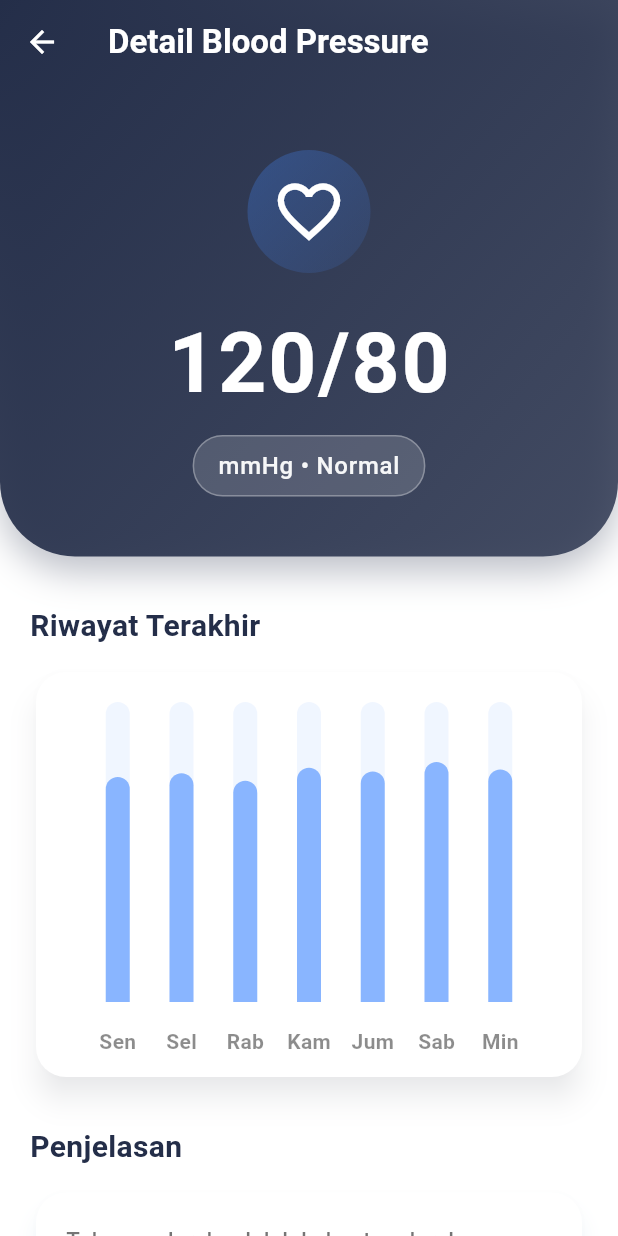
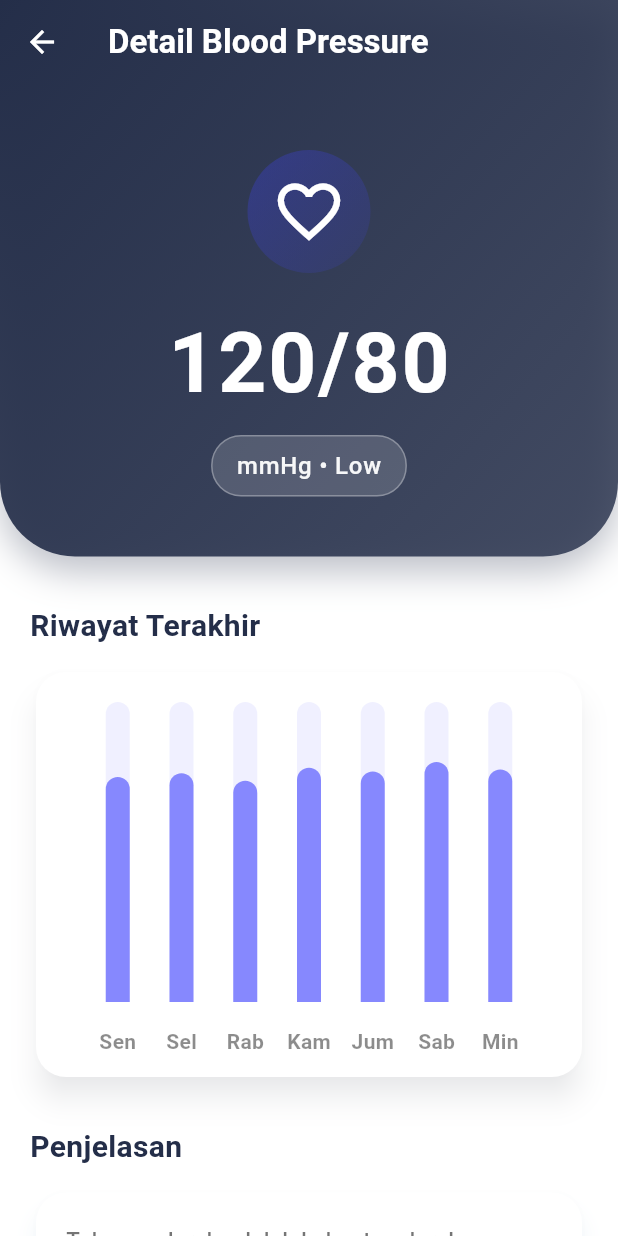
Before and after one commit to FarhanTZ/Skripsi-frontend, a Flutter app: the HomePage screen opened directly, item 2 of the bottom bar chosen, after a tap on "Blood Pressure", on a phone screen of 412 x 824 dp. Run offline on Flutter 3.47's test engine with Material 3 defaults, Android fonts, the phone set to English and light mode, and no system bars; drawn by our look-alikes of fl_chart; our stand-ins replace bloc, curved_navigation_bar, dartz, equatable, flutter_bloc, flutter_svg and 7 more; accounts and stored records are empty; network calls fail.

Commit message:
Perbaikian Folder

```diff
--- a/glupulse/lib/features/Users/presentation/pages/analytic_tab.dart
+++ b/glupulse/lib/features/Users/presentation/pages/analytic_tab.dart
@@ -1,6 +1,7 @@
 import 'package:flutter/material.dart';
 import 'package:glupulse/app/theme/app_theme.dart';
 import 'package:glupulse/features/HealthData/presentation/pages/health_metric_detail_page.dart';
+import 'package:flutter_svg/flutter_svg.dart';
 import 'package:glupulse/features/HealthData/presentation/pages/input_health_data_page.dart';
 
 class AnalyticTab extends StatelessWidget {
@@ -133,18 +134,21 @@ class AnalyticTab extends StatelessWidget {
                     children: [
                       _buildMetricCard(
                         context: context,
-                        icon: Icons.water_drop_outlined,
-                        color: Colors.redAccent,
-                        status: 'Normal',
-                        statusColor: const Color(0xFF9CF0A6),
-                        statusTextColor: const Color(0xFF02A916),
+                        iconWidget: SvgPicture.asset(
+                          'assets/images/Health.svg',
+                          colorFilter: const ColorFilter.mode(Colors.redAccent, BlendMode.srcIn),
+                        ),
+                        iconBackgroundColor: Colors.redAccent,
+                        status: 'Critical',
+                        statusColor: const Color(0xFFFA4D5E), // Warna BG Merah
+                        statusTextColor: const Color(0xFFBF070A), // Warna Teks Merah
                         onTap: () {
                           Navigator.of(context).push(MaterialPageRoute(
                             builder: (context) => const HealthMetricDetailPage(
                               title: 'Blood Sugar',
                               value: '110',
                               unit: 'mg/dL',
-                              status: 'Normal',
+                              status: 'Critical',
                               icon: Icons.water_drop_outlined,
                               iconColor: Colors.redAccent,
                             ),
@@ -154,20 +158,23 @@ class AnalyticTab extends StatelessWidget {
                       const SizedBox(height: 12),
                       _buildMetricCard(
                         context: context,
-                        icon: Icons.favorite_border,
-                        color: Colors.blueAccent,
-                        status: 'Normal',
-                        statusColor: const Color(0xFF9CF0A6),
-                        statusTextColor: const Color(0xFF02A916),
+                        iconWidget: SvgPicture.asset(
+                          'assets/images/Blood_Pressure.svg',
+                          colorFilter: const ColorFilter.mode(Color(0xFF4043FD), BlendMode.srcIn),
+                        ),
+                        iconBackgroundColor: const Color(0xFF4043FD),
+                        status: 'Low',
+                        statusColor: const Color(0xFFFDFD66), // Warna BG Kuning
+                        statusTextColor: const Color(0xFFB7B726), // Warna Teks Kuning
                         onTap: () {
                           Navigator.of(context).push(MaterialPageRoute(
                             builder: (context) => const HealthMetricDetailPage(
                               title: 'Blood Pressure',
                               value: '120/80',
                               unit: 'mmHg',
-                              status: 'Normal',
+                              status: 'Low',
                               icon: Icons.favorite_border,
-                              iconColor: Colors.blueAccent,
+                              iconColor: const Color(0xFF4043FD),
                             ),
                           ));
                         },
@@ -175,8 +182,11 @@ class AnalyticTab extends StatelessWidget {
                       const SizedBox(height: 12),
                       _buildMetricCard(
                         context: context,
-                        icon: Icons.calculate_outlined,
-                        color: Colors.green,
+                        iconWidget: SvgPicture.asset(
+                          'assets/images/bmi.svg',
+                          colorFilter: const ColorFilter.mode(Colors.green, BlendMode.srcIn),
+                        ),
+                        iconBackgroundColor: Colors.green,
                         status: 'Normal',
                         statusColor: const Color(0xFF9CF0A6),
                         statusTextColor: const Color(0xFF02A916),
@@ -196,8 +206,11 @@ class AnalyticTab extends StatelessWidget {
                       const SizedBox(height: 12),
                       _buildMetricCard(
                         context: context,
-                        icon: Icons.monitor_heart_outlined,
-                        color: Colors.orangeAccent,
+                        iconWidget: SvgPicture.asset(
+                          'assets/images/health-rate.svg',
+                          colorFilter: const ColorFilter.mode(Colors.orangeAccent, BlendMode.srcIn),
+                        ),
+                        iconBackgroundColor: Colors.orangeAccent,
                         status: 'Normal',
                         statusColor: const Color(0xFF9CF0A6),
                         statusTextColor: const Color(0xFF02A916),
@@ -271,24 +284,24 @@ class AnalyticTab extends StatelessWidget {
 
   Widget _buildMetricCard({
     required BuildContext context,
-    required IconData icon,
-    required Color color,
+    required Widget iconWidget,
+    required Color iconBackgroundColor,
     String? status,
     Color? statusColor,
     Color? statusTextColor,
     required VoidCallback onTap,
   }) {
     // Data dummy, nantinya akan diganti dengan data dinamis
-    String title, value, unit;
-    if (icon == Icons.water_drop_outlined) {
+    String title, value, unit, iconType;
+    if (iconWidget is SvgPicture && iconWidget.bytesLoader is SvgAssetLoader && (iconWidget.bytesLoader as SvgAssetLoader).assetName.contains('Health.svg')) {
       title = 'Blood Sugar';
       value = '110';
       unit = 'mg/dL';
-    } else if (icon == Icons.favorite_border) {
+    } else if (iconWidget is SvgPicture && iconWidget.bytesLoader is SvgAssetLoader && (iconWidget.bytesLoader as SvgAssetLoader).assetName.contains('Blood_Pressure.svg')) {
       title = 'Blood Pressure';
       value = '120/80';
       unit = 'mmHg';
-    } else if (icon == Icons.calculate_outlined) {
+    } else if (iconWidget is SvgPicture && iconWidget.bytesLoader is SvgAssetLoader && (iconWidget.bytesLoader as SvgAssetLoader).assetName.contains('bmi.svg')) {
       title = 'BMI';
       value = '22.5';
       unit = 'kg/m²';
@@ -313,8 +326,8 @@ class AnalyticTab extends StatelessWidget {
               children: [
                 CircleAvatar(
                   radius: 28,
-                  backgroundColor: color.withOpacity(0.15),
-                  child: Icon(icon, color: color, size: 32),
+                  backgroundColor: iconBackgroundColor.withOpacity(0.15),
+                  child: SizedBox(width: 32, height: 32, child: iconWidget),
                 ),
                 const SizedBox(width: 16),
                 Expanded(
@@ -337,6 +350,8 @@ class AnalyticTab extends StatelessWidget {
                 ),
                 if (status != null && statusColor != null)
                   Container(
+                    constraints: const BoxConstraints(minWidth: 75), // Menetapkan lebar minimum
+                    alignment: Alignment.center, // Menengahkan teks di dalam badge
                     padding: const EdgeInsets.symmetric(horizontal: 12, vertical: 6),
                     decoration: BoxDecoration(
                       color: statusColor,
--- a/glupulse/lib/features/Users/presentation/pages/home_tab.dart
+++ b/glupulse/lib/features/Users/presentation/pages/home_tab.dart
@@ -5,6 +5,7 @@ import 'package:glupulse/features/auth/presentation/cubit/auth_cubit.dart';
 import 'package:glupulse/features/activity/presentation/pages/activity_detail_page.dart';
 import 'package:glupulse/features/Food/presentation/pages/food_detail_page.dart';
 import 'package:glupulse/features/HealthData/presentation/pages/input_health_data_page.dart';
+import 'package:glupulse/features/auth/presentation/cubit/auth_state.dart';
 import 'package:glupulse/features/notification/presentation/pages/notification_page.dart';
 import 'package:glupulse/features/HealthData/presentation/pages/health_metric_detail_page.dart';
 
@@ -284,17 +285,17 @@ class HomeTab extends StatelessWidget {
                   iconColor: Colors.redAccent,
                   value: '110',
                   unit: 'mg/dL',
-                  status: 'After Meal',
-                  statusText: 'Normal', // Status baru
-                  statusColor: const Color(0xFF9CF0A6), // Warna BG Hijau
-                  statusTextColor: const Color(0xFF02A916), // Warna Teks Hijau
+                  status: 'Critical',
+                  statusText: 'Critical', // Status baru
+                  statusColor: const Color(0xFFFA4D5E), // Warna BG Merah
+                  statusTextColor: const Color(0xFFBF070A), // Warna Teks Merah
                   onTap: () {
                     Navigator.of(context).push(MaterialPageRoute(
                       builder: (context) => const HealthMetricDetailPage(
                         title: 'Blood Sugar',
                         value: '110',
                         unit: 'mg/dL',
-                        status: 'After Meal',
+                        status: 'Critical',
                         icon: Icons.water_drop_outlined,
                         iconColor: Colors.redAccent,
                       ),
@@ -307,26 +308,26 @@ class HomeTab extends StatelessWidget {
                   context: context,
                   category: 'Blood Pressure',
                   iconWidget: SvgPicture.asset(
-                    'assets/images/Health.svg', // Menggunakan SVG asset
-                    colorFilter: const ColorFilter.mode(Colors.blueAccent, BlendMode.srcIn),
+                    'assets/images/Blood_Pressure.svg', // Menggunakan SVG asset
+                    colorFilter: const ColorFilter.mode(Color(0xFF4043FD), BlendMode.srcIn),
                     width: 24,
                   ),
-                  iconColor: Colors.blueAccent,
+                  iconColor: const Color(0xFF4043FD),
                   value: '120/80',
                   unit: 'mmHg',
-                  status: 'Normal',
-                  statusText: 'Normal', // Status baru
-                  statusColor: const Color(0xFF9CF0A6), // Warna BG Hijau
-                  statusTextColor: const Color(0xFF02A916), // Warna Teks Hijau
+                  status: 'Low',
+                  statusText: 'Low', // Status baru
+                  statusColor: const Color(0xFFFDFD66), // Warna BG Kuning
+                  statusTextColor: const Color(0xFFB7B726), // Warna Teks Kuning
                   onTap: () {
                     Navigator.of(context).push(MaterialPageRoute(
                       builder: (context) => const HealthMetricDetailPage(
                         title: 'Blood Pressure',
                         value: '120/80',
                         unit: 'mmHg',
-                        status: 'Normal',
+                        status: 'Low',
                         icon: Icons.favorite_border,
-                        iconColor: Colors.blueAccent,
+                        iconColor: const Color(0xFF4043FD),
                       ),
                     ));
                   },
@@ -337,8 +338,8 @@ class HomeTab extends StatelessWidget {
                   context: context,
                   category: 'BMI',
                   iconWidget: SvgPicture.asset(
-                    'assets/images/weight.svg', // Menggunakan SVG asset yang baru
-                    colorFilter: const ColorFilter.mode(Colors.green, BlendMode.srcIn),
+                    'assets/images/bmi.svg', // Menggunakan SVG asset yang baru
+                    colorFilter: const ColorFilter.mode(Colors.green, BlendMode.srcIn), // Warna tetap hijau
                     width: 24,
                   ),
                   iconColor: Colors.green,
--- a/glupulse/lib/features/auth/presentation/bloc/auth_state.dart
+++ /dev/null
@@ -1,9 +0,0 @@
-part of 'auth_bloc.dart';
-
-abstract class AuthState extends Equatable {
-  const AuthState();
-
-  @override
-  List<Object> get props => [];
-}
-class AuthInitial extends AuthState {}
--- a/glupulse/lib/features/auth/presentation/cubit/auth_cubit.dart
+++ b/glupulse/lib/features/auth/presentation/cubit/auth_cubit.dart
@@ -1,5 +1,5 @@
 import 'package:bloc/bloc.dart';
-import 'package:equatable/equatable.dart';
+import 'package:glupulse/features/auth/presentation/cubit/auth_state.dart';
 import 'package:glupulse/core/error/failures.dart';
 import 'package:glupulse/core/usecases/usecase.dart';
 import 'package:glupulse/features/auth/data/datasources/auth_local_data_source.dart';
@@ -14,60 +14,6 @@ import 'package:glupulse/features/auth/domain/usecases/login_usecase.dart';
 import 'package:dartz/dartz.dart';
 import 'package:glupulse/injection_container.dart';
 import 'package:google_sign_in/google_sign_in.dart';
-
-// --- AuthState ---
-/// Abstract base class untuk semua state otentikasi.
-abstract class AuthState extends Equatable {
-  const AuthState();
-
-  @override
-  List<Object> get props => [];
-}
-
-/// State awal sebelum ada interaksi.
-class AuthInitial extends AuthState {}
-
-/// State saat proses otentikasi sedang berlangsung (misal: login).
-class AuthLoading extends AuthState {}
-
-/// State saat pengguna berhasil terotentikasi.
-class AuthAuthenticated extends AuthState {
-  final UserEntity user;
-  const AuthAuthenticated(this.user);
-
-  @override
-  List<Object> get props => [user];
-}
-
-/// State saat pengguna terotentikasi tetapi profilnya belum lengkap.
-class AuthProfileIncomplete extends AuthState {
-  final UserEntity user;
-  const AuthProfileIncomplete(this.user);
-
-  @override
-  List<Object> get props => [user];
-}
-
-/// State saat pengguna perlu verifikasi OTP.
-class AuthOtpRequired extends AuthState {
-  final UserEntity user;
-  const AuthOtpRequired(this.user);
-
-  @override
-  List<Object> get props => [user];
-}
-
-/// State saat pengguna tidak terotentikasi (misal: setelah logout, atau belum login).
-class AuthUnauthenticated extends AuthState {}
-
-/// State saat terjadi error selama proses otentikasi.
-class AuthError extends AuthState {
-  final String message;
-  const AuthError(this.message);
-
-  @override
-  List<Object> get props => [message];
-}
 
 // --- AuthCubit ---
 /// Cubit yang mengelola state otentikasi.
--- /dev/null
+++ b/glupulse/lib/features/auth/presentation/cubit/auth_state.dart
@@ -0,0 +1,55 @@
+import 'package:equatable/equatable.dart';
+import 'package:glupulse/features/auth/domain/entities/user_entity.dart';
+
+/// Abstract base class untuk semua state otentikasi.
+abstract class AuthState extends Equatable {
+  const AuthState();
+
+  @override
+  List<Object> get props => [];
+}
+
+/// State awal sebelum ada interaksi.
+class AuthInitial extends AuthState {}
+
+/// State saat proses otentikasi sedang berlangsung (misal: login).
+class AuthLoading extends AuthState {}
+
+/// State saat pengguna berhasil terotentikasi.
+class AuthAuthenticated extends AuthState {
+  final UserEntity user;
+  const AuthAuthenticated(this.user);
+
+  @override
+  List<Object> get props => [user];
+}
+
+/// State saat pengguna terotentikasi tetapi profilnya belum lengkap.
+class AuthProfileIncomplete extends AuthState {
+  final UserEntity user;
+  const AuthProfileIncomplete(this.user);
+
+  @override
+  List<Object> get props => [user];
+}
+
+/// State saat pengguna perlu verifikasi OTP.
+class AuthOtpRequired extends AuthState {
+  final UserEntity user;
+  const AuthOtpRequired(this.user);
+
+  @override
+  List<Object> get props => [user];
+}
+
+/// State saat pengguna tidak terotentikasi (misal: setelah logout, atau belum login).
+class AuthUnauthenticated extends AuthState {}
+
+/// State saat terjadi error selama proses otentikasi.
+class AuthError extends AuthState {
+  final String message;
+  const AuthError(this.message);
+
+  @override
+  List<Object> get props => [message];
+}
--- a/glupulse/lib/features/auth/presentation/pages/login_page.dart
+++ b/glupulse/lib/features/auth/presentation/pages/login_page.dart
@@ -2,6 +2,7 @@ import 'package:flutter/material.dart';
 import 'package:flutter_bloc/flutter_bloc.dart';
 import 'package:glupulse/app/theme/app_theme.dart';
 import 'package:glupulse/features/auth/presentation/cubit/auth_cubit.dart';
+import 'package:glupulse/features/auth/presentation/cubit/auth_state.dart';
 import 'package:glupulse/features/auth/presentation/pages/otp_verification_page.dart';
 import 'package:glupulse/features/auth/presentation/pages/register_page.dart';
 import 'package:glupulse/features/Dashboard/presentation/pages/Dashboard_page.dart';
--- a/glupulse/lib/features/auth/presentation/pages/register_page.dart
+++ b/glupulse/lib/features/auth/presentation/pages/register_page.dart
@@ -3,6 +3,7 @@ import 'package:flutter_bloc/flutter_bloc.dart';
 import 'package:glupulse/app/theme/app_theme.dart';
 import 'package:glupulse/features/auth/domain/usecases/register_usecase.dart';
 import 'package:glupulse/features/auth/presentation/cubit/auth_cubit.dart';
+import 'package:glupulse/features/auth/presentation/cubit/auth_state.dart';
 import 'package:glupulse/features/auth/presentation/pages/otp_verification_page.dart';
 
 class RegisterPage extends StatefulWidget {
--- a/glupulse/lib/features/profile/presentation/pages/profile_tab.dart
+++ b/glupulse/lib/features/profile/presentation/pages/profile_tab.dart
@@ -2,6 +2,7 @@ import 'package:flutter/material.dart';
 import 'package:flutter_bloc/flutter_bloc.dart';
 import 'package:glupulse/app/theme/app_theme.dart';
 import 'package:glupulse/features/auth/presentation/cubit/auth_cubit.dart';
+import 'package:glupulse/features/auth/presentation/cubit/auth_state.dart';
 import 'package:glupulse/features/profile/presentation/pages/edit_profile_page.dart';
 
 class ProfileTab extends StatelessWidget {
--- a/glupulse/lib/injection_container.dart
+++ b/glupulse/lib/injection_container.dart
@@ -1,5 +1,5 @@
 import 'package:get_it/get_it.dart';
-import 'package:glupulse/features/profile/presentation/bloc/profile_cubit.dart';
+import 'package:glupulse/features/profile/presentation/cubit/profile_cubit.dart';
 import 'package:glupulse/features/profile/domain/repositories/profile_repository.dart';
 import 'package:glupulse/features/profile/data/repositories/profile_repository_impl.dart';
 import 'package:google_sign_in/google_sign_in.dart';
--- a/glupulse/lib/main.dart
+++ b/glupulse/lib/main.dart
@@ -2,6 +2,7 @@ import 'package:flutter/material.dart';
 import 'package:flutter_bloc/flutter_bloc.dart';
 import 'package:glupulse/features/Splash/presentation/pages/splash_screen.dart';
 import 'package:glupulse/app/theme/app_theme.dart';
+import 'package:glupulse/features/auth/presentation/cubit/auth_state.dart';
 import 'package:glupulse/features/auth/presentation/pages/otp_verification_page.dart';
 import 'package:glupulse/features/Dashboard/presentation/pages/Dashboard_page.dart';
 import 'package:glupulse/injection_container.dart' as di;
@@ -24,6 +25,7 @@ class MyApp extends StatelessWidget {
     return BlocProvider(
       create: (_) => sl<AuthCubit>()..checkAuthenticationStatus(),
       child: MaterialApp(
+        debugShowCheckedModeBanner: false,
         title: 'GluPulse',
         theme: AppTheme.lightTheme,
         home: BlocBuilder<AuthCubit, AuthState>(
@@ -50,5 +52,3 @@ class MyApp extends StatelessWidget {
     );
   }
 }
-
-// Path: d:\Skripsi\Codingan_Skirpsi\Frontend\glupulse\lib\features\auth\presentation\pages\login_page.dart
--- a/glupulse/pubspec.yaml
+++ b/glupulse/pubspec.yaml
@@ -74,6 +74,7 @@ dependencies:
   google_maps_flutter: ^2.5.3
   dartz: ^0.10.1
   get_it: ^8.2.0
+  equatable: ^2.0.5
   shared_preferences: ^2.5.3
 
 dev_dependencies:
```
Also changed, not shown: glupulse/lib/features/auth/presentation/bloc/auth_bloc.dart (deleted, +0 -13 lines), glupulse/lib/features/auth/presentation/bloc/auth_event.dart (deleted, +0 -8 lines), glupulse/lib/features/auth/presentation/pages/otp_verification_page.dart (+82 -28 lines), glupulse/lib/features/profile/presentation/pages/edit_profile_page.dart (+7 -5 lines), glupulse/assets/images/Blood_Pressure.svg (added), glupulse/assets/images/bmi.svg (added), glupulse/assets/images/weight.svg (deleted), glupulse/lib/features/profile/presentation/cubit/profile_cubit.dart (line endings or trailing spaces), glupulse/lib/features/profile/presentation/cubit/profile_state.dart (renamed from glupulse/lib/features/profile/presentation/bloc/profile_state.dart), glupulse/pubspec.lock.
